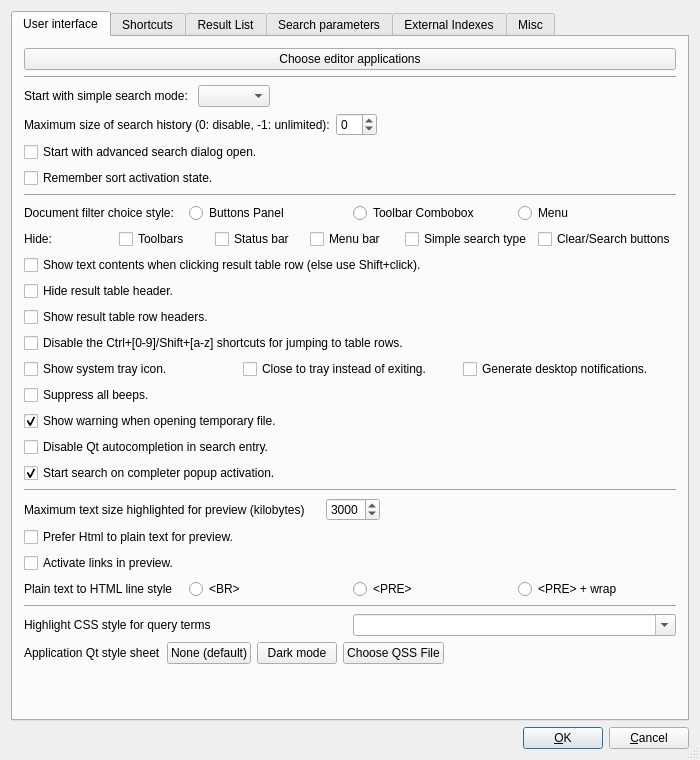
Above: src/qtgui/uiprefs.ui from alberti42/recoll-macos before the change. Below: the same form after it.
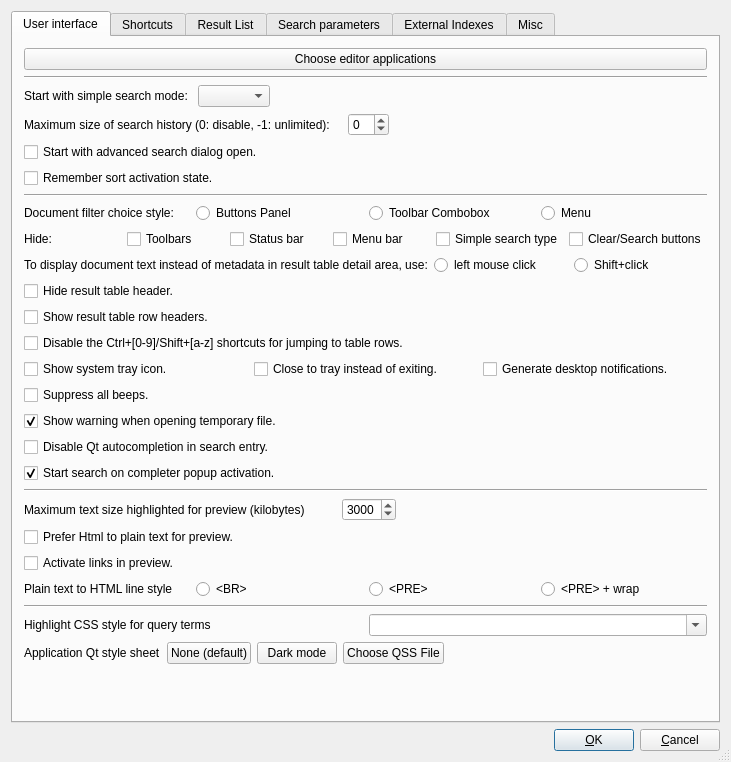
That is the form after the change.

Commit message: GUI: clarify click/shift+click result table choice by using radiobuttons

What changed in the file:
```diff
--- a/src/qtgui/uiprefs.ui
+++ b/src/qtgui/uiprefs.ui
@@ -6,8 +6,8 @@
    <rect>
     <x>0</x>
     <y>0</y>
-    <width>700</width>
-    <height>760</height>
+    <width>731</width>
+    <height>762</height>
    </rect>
   </property>
   <property name="windowTitle">
@@ -259,14 +259,29 @@
         </layout>
        </item>
        <item>
-        <widget class="QCheckBox" name="restabShowTxtNoShiftCB">
+        <layout class="QHBoxLayout" name="horizontalLayout">
+         <item>
+          <widget class="QLabel" name="restabShowTxtLBL">
          <property name="text">
-          <string>Show text contents when clicking result table row (else use Shift+click).</string>
-         </property>
-         <property name="checked">
-          <bool>false</bool>
-         </property>
-        </widget>
+            <string>To display document text instead of metadata in result table detail area, use:</string>
+           </property>
+          </widget>
+         </item>
+         <item>
+          <widget class="QRadioButton" name="restabShowTxtNoShiftRB">
+           <property name="text">
+            <string>left mouse click</string>
+           </property>
+          </widget>
+         </item>
+         <item>
+          <widget class="QRadioButton" name="restabShowTxtShiftRB">
+           <property name="text">
+            <string>Shift+click</string>
+           </property>
+          </widget>
+         </item>
+        </layout>
        </item>
        <item>
         <widget class="QCheckBox" name="noResTableHeaderCB">
```
Left out of the diff: 2 changed lines with no effect on the pictures. Lines whose indentation alone changed are shown as unchanged. The commit also changes 1 other file.
